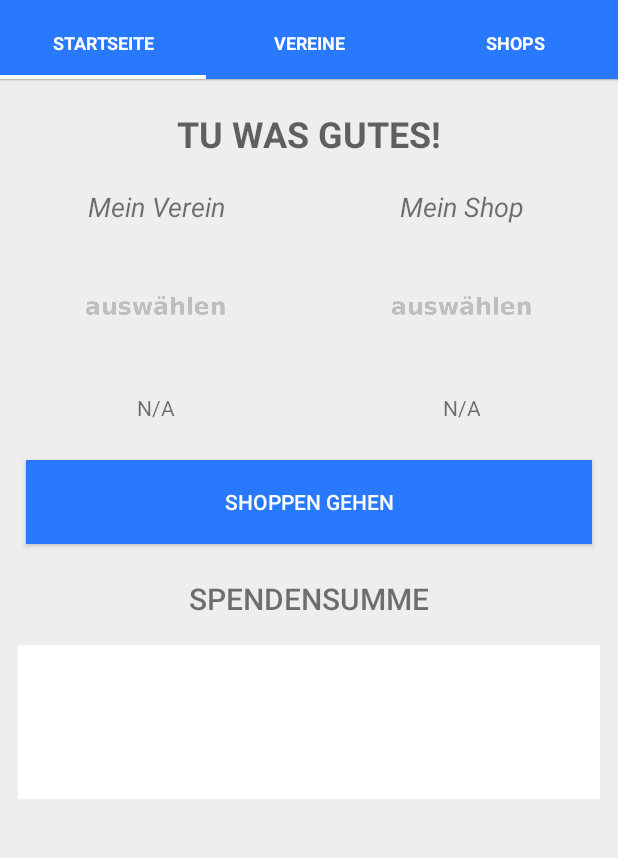
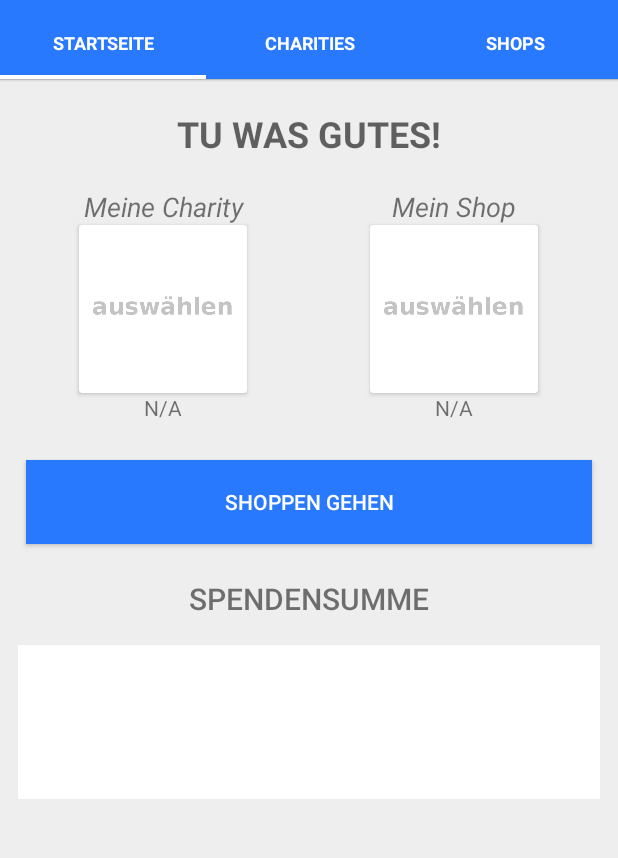
Before and after one commit to Cedgetec/kaufkroete-android, an Android app: the screen it shows after launch (MainActivity), on a phone screen of 412 x 824 dp, the part 78-936 px from its top. Run offline under Robolectric (Android 15) with nearby library versions, the phone set to English and light mode, and no system bars; 9 statements that could not run were skipped.

Commit message:
Put images on home tab in card views

```diff
--- a/app/src/main/res/layout/tab.xml
+++ b/app/src/main/res/layout/tab.xml
@@ -32,8 +32,7 @@
                 android:layout_width="0dp"
                 android:layout_height="wrap_content"
                 android:orientation="vertical"
-                android:layout_weight="0.5"
-                android:layout_marginRight="10dp">
+                android:layout_weight="0.5">
 
                 <TextView
                     android:layout_width="match_parent"
@@ -43,6 +42,11 @@
                     android:textSize="18sp"
                     android:gravity="center" />
 
+                <android.support.v7.widget.CardView
+                    android:layout_gravity="center"
+                    android:layout_width="wrap_content"
+                    android:layout_height="wrap_content">
+
                     <ImageView
                         android:layout_width="100dp"
                         android:layout_height="100dp"
@@ -50,8 +54,9 @@
                         android:adjustViewBounds="true"
                         android:scaleType="fitCenter"
                         android:layout_margin="6dp"
-                    android:layout_gravity="center"
                         android:src="@drawable/choose" />
+
+                </android.support.v7.widget.CardView>
 
                 <TextView
                     android:layout_width="match_parent"
@@ -65,8 +70,7 @@
                 android:layout_width="0dp"
                 android:layout_height="wrap_content"
                 android:orientation="vertical"
-                android:layout_weight="0.5"
-                android:layout_marginLeft="10dp">
+                android:layout_weight="0.5">
 
                 <TextView
                     android:layout_width="match_parent"
@@ -76,6 +80,11 @@
                     android:textSize="18sp"
                     android:gravity="center" />
 
+                <android.support.v7.widget.CardView
+                    android:layout_gravity="center"
+                    android:layout_width="wrap_content"
+                    android:layout_height="wrap_content">
+
                     <ImageView
                         android:layout_width="100dp"
                         android:layout_height="100dp"
@@ -83,8 +92,9 @@
                         android:adjustViewBounds="true"
                         android:scaleType="fitCenter"
                         android:layout_margin="6dp"
-                    android:layout_gravity="center"
                         android:src="@drawable/choose" />
+
+                </android.support.v7.widget.CardView>
 
                 <TextView
                     android:layout_width="match_parent"
--- a/app/src/main/res/values/strings.xml
+++ b/app/src/main/res/values/strings.xml
@@ -2,16 +2,16 @@
     <string name="app_name">Kaufkroete.de</string>
     <string name="slogan">TU WAS GUTES!</string>
     <string name="home">Startseite</string>
-    <string name="societies">Vereine</string>
+    <string name="societies">Charities</string>
     <string name="shops">Shops</string>
     <string name="search">Suche…</string>
     <string name="exit">Beenden</string>
-    <string name="please_select_first">Zuerst eine Einrichtung und einen Shop wählen</string>
-    <string name="please_select_a_society">Bitte einen Verein wählen</string>
+    <string name="please_select_first">Zuerst eine Charity und einen Shop wählen</string>
+    <string name="please_select_a_society">Bitte eine Charity wählen</string>
     <string name="please_select_a_shop">Bitte einen Shop wählen</string>
     <string name="go_shopping">Shoppen gehen</string>
     <string name="my_shop">Mein Shop</string>
-    <string name="my_society">Mein Verein</string>
+    <string name="my_society">Meine Charity</string>
     <string name="donation_amount">%.2f €</string>
     <string name="show_all">Alle anzeigen</string>
     <string name="percent">Prozent</string>
```
Lines whose indentation alone changed are shown as unchanged.
